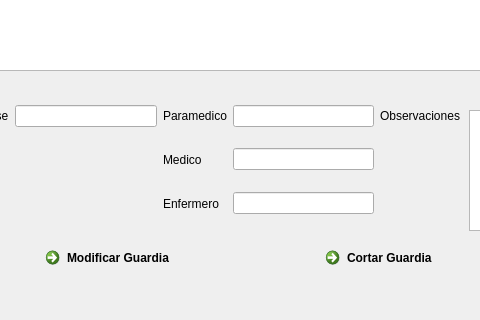
This is vista/pantalla.ui in fer-gab-sua/Sistema-Guardias as Qt 5 draws it before an edit; both pictures show x 261 to 741 and y 419 to 739 of the 1219 by 880 pixel window. The edited form follows.
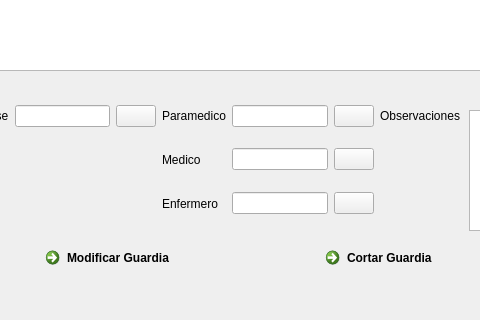
This is the edited form. The open tabs and pages were chosen to show the change. Icons and pictures are not drawn.

What changed in the file:
```diff
--- a/vista/pantalla.ui
+++ b/vista/pantalla.ui
@@ -27,7 +27,7 @@
      </rect>
     </property>
     <property name="currentIndex">
-     <number>2</number>
+     <number>3</number>
     </property>
     <widget class="QWidget" name="inicio"/>
     <widget class="QWidget" name="alt_grd">
@@ -1061,8 +1061,8 @@
         </rect>
        </property>
        <layout class="QGridLayout" name="gcab_glay_2">
-        <item row="0" column="1">
-         <widget class="QLineEdit" name="gcab_let_idguardia"/>
+        <item row="1" column="6">
+         <widget class="QLineEdit" name="gcab_let_medico"/>
         </item>
         <item row="2" column="0">
          <widget class="QLabel" name="gcab_lbl_9">
@@ -1074,11 +1074,23 @@
         <item row="2" column="1">
          <widget class="QDateTimeEdit" name="gcab_fyh_finidguardia"/>
         </item>
-        <item row="0" column="3">
-         <widget class="QLineEdit" name="gcab_let_base"/>
+        <item row="2" column="5">
+         <widget class="QLabel" name="gcab_lbl_10">
+          <property name="text">
+           <string>Enfermero</string>
+          </property>
+         </widget>
         </item>
-        <item row="1" column="5">
-         <widget class="QLineEdit" name="gcab_let_medico"/>
+        <item row="2" column="8">
+         <widget class="QPushButton" name="gcab_clb_editenfermero">
+          <property name="text">
+           <string/>
+          </property>
+          <property name="icon">
+           <iconset theme="a">
+            <normaloff>img/edit.jpg</normaloff>img/edit.jpg</iconset>
+          </property>
+         </widget>
         </item>
         <item row="1" column="0">
          <widget class="QLabel" name="gcab_lbl_7">
@@ -1087,42 +1099,60 @@
           </property>
          </widget>
         </item>
-        <item row="0" column="0">
-         <widget class="QLabel" name="gcab_lbl_4">
-          <property name="text">
-           <string>Id Guardia</string>
-          </property>
-         </widget>
+        <item row="0" column="3">
+         <widget class="QLineEdit" name="gcab_let_base"/>
         </item>
-        <item row="0" column="4">
+        <item row="0" column="5">
          <widget class="QLabel" name="gcab_lbl_5">
           <property name="text">
            <string>Paramedico</string>
           </property>
          </widget>
         </item>
-        <item row="2" column="4">
-         <widget class="QLabel" name="gcab_lbl_10">
+        <item row="1" column="8">
+         <widget class="QPushButton" name="gcab_clb_editmedico">
           <property name="text">
-           <string>Enfermero</string>
+           <string/>
           </property>
+          <property name="icon">
+           <iconset theme="a">
+            <normaloff>img/edit.jpg</normaloff>img/edit.jpg</iconset>
+          </property>
          </widget>
         </item>
-        <item row="0" column="6">
+        <item row="1" column="5">
+         <widget class="QLabel" name="gcab_lbl_8">
+          <property name="text">
+           <string>Medico</string>
+          </property>
+         </widget>
+        </item>
+        <item row="0" column="8">
+         <widget class="QPushButton" name="gcab_clb_editparamedico">
+          <property name="text">
+           <string/>
+          </property>
+          <property name="icon">
+           <iconset theme="a">
+            <normaloff>img/edit.jpg</normaloff>img/edit.jpg</iconset>
+          </property>
+         </widget>
+        </item>
+        <item row="0" column="9">
          <widget class="QLabel" name="gcab_lbl_6">
           <property name="text">
            <string>Observaciones</string>
           </property>
          </widget>
         </item>
-        <item row="2" column="5">
-         <widget class="QLineEdit" name="gcab_let_enfermero"/>
-        </item>
         <item row="1" column="1">
          <widget class="QDateTimeEdit" name="gcab_fyh_inicioidguardia"/>
         </item>
-        <item row="0" column="5">
-         <widget class="QLineEdit" name="gcab_let_paramedico"/>
+        <item row="2" column="6">
+         <widget class="QLineEdit" name="gcab_let_enfermero"/>
+        </item>
+        <item row="0" column="1">
+         <widget class="QLineEdit" name="gcab_let_idguardia"/>
         </item>
         <item row="0" column="2">
          <widget class="QLabel" name="label_20">
@@ -1131,10 +1161,24 @@
           </property>
          </widget>
         </item>
-        <item row="1" column="4">
-         <widget class="QLabel" name="gcab_lbl_8">
+        <item row="0" column="0">
+         <widget class="QLabel" name="gcab_lbl_4">
           <property name="text">
-           <string>Medico</string>
+           <string>Id Guardia</string>
+          </property>
+         </widget>
+        </item>
+        <item row="0" column="6">
+         <widget class="QLineEdit" name="gcab_let_paramedico"/>
+        </item>
+        <item row="0" column="4">
+         <widget class="QPushButton" name="gcab_clb_editbase">
+          <property name="text">
+           <string/>
+          </property>
+          <property name="icon">
+           <iconset theme="a">
+            <normaloff>img/edit.jpg</normaloff>img/edit.jpg</iconset>
           </property>
          </widget>
         </item>
```
